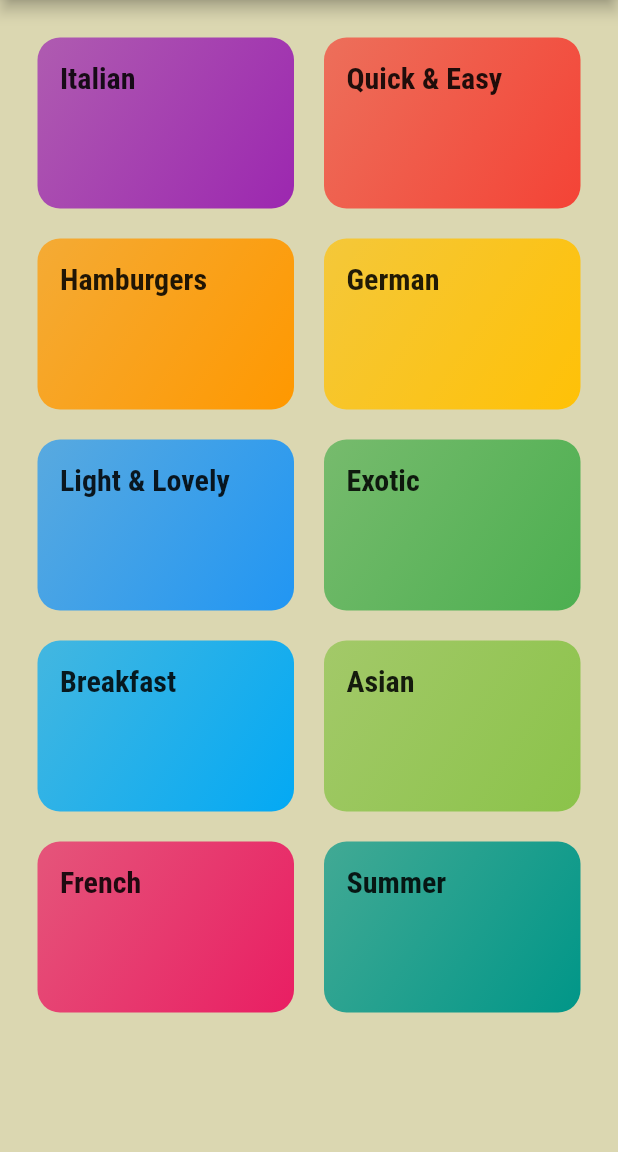
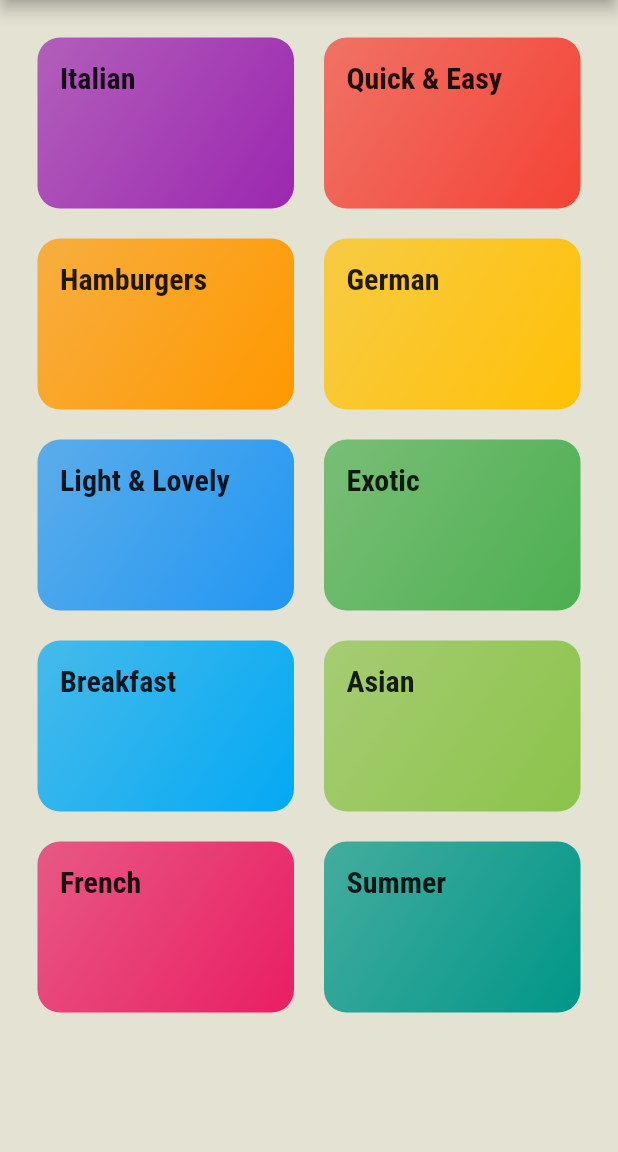
Before and after one commit to Shogil/Meals2go, a Flutter app: the screen it shows after launch, on a phone screen of 412 x 824 dp, the part 84-1236 px from its top. Run offline on Flutter 3.47's test engine with Material 2 defaults, Android fonts, the phone set to English and light mode, and no system bars.

Commit message:
update the filw e

```diff
--- a/lib/main.dart
+++ b/lib/main.dart
@@ -15,7 +15,7 @@ class MyApp extends StatelessWidget {
       theme: ThemeData(
         primarySwatch: Colors.pink,
         accentColor: Colors.amber,
-        canvasColor: Color.fromARGB(255, 219, 215, 177),
+        canvasColor: Color.fromARGB(255, 228, 226, 211),
         fontFamily: 'Raleway',
         textTheme: ThemeData.light().textTheme.copyWith(
             bodyText1: TextStyle(
```
